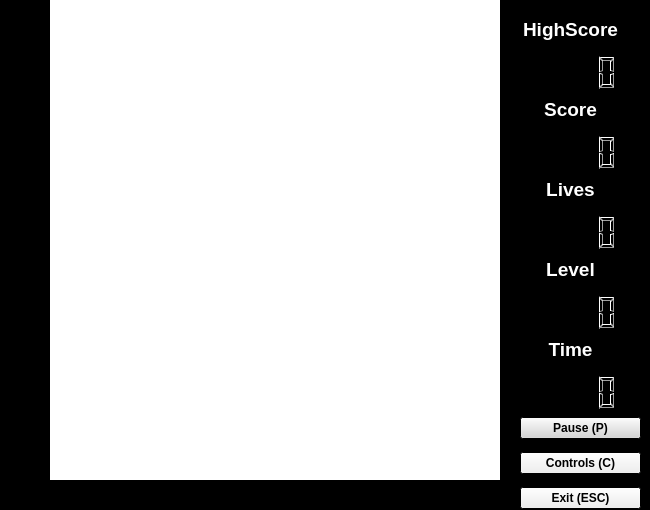
The window that pacManForked/pacMan/pacmanwindow.ui (sHamisa-Kp/AP-Project) describes before a commit, drawn with Qt 5.
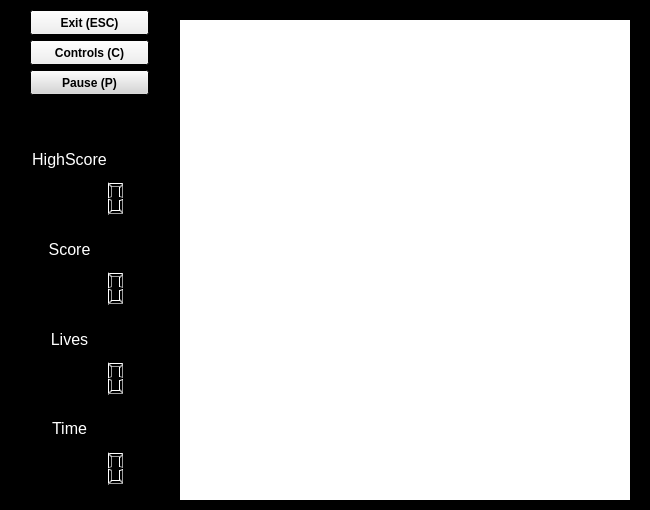
The same window after the commit. Icons and pictures are not drawn.

Patch:
```diff
--- a/pacManForked/pacMan/pacmanwindow.ui
+++ b/pacManForked/pacMan/pacmanwindow.ui
@@ -98,98 +98,11 @@
   <property name="modal">
    <bool>false</bool>
   </property>
-  <widget class="QWidget" name="layoutWidget">
-   <property name="geometry">
-    <rect>
-     <x>500</x>
-     <y>10</y>
-     <width>141</width>
-     <height>81</height>
-    </rect>
-   </property>
-   <layout class="QVBoxLayout" name="verticalLayout_6">
-    <item>
-     <widget class="QLabel" name="label_6">
-      <property name="palette">
-       <palette>
-        <active>
-         <colorrole role="WindowText">
-          <brush brushstyle="SolidPattern">
-           <color alpha="255">
-            <red>255</red>
-            <green>255</green>
-            <blue>255</blue>
-           </color>
-          </brush>
-         </colorrole>
-        </active>
-        <inactive>
-         <colorrole role="WindowText">
-          <brush brushstyle="SolidPattern">
-           <color alpha="255">
-            <red>255</red>
-            <green>255</green>
-            <blue>255</blue>
-           </color>
-          </brush>
-         </colorrole>
-        </inactive>
-        <disabled>
-         <colorrole role="WindowText">
-          <brush brushstyle="SolidPattern">
-           <color alpha="255">
-            <red>127</red>
-            <green>127</green>
-            <blue>127</blue>
-           </color>
-          </brush>
-         </colorrole>
-        </disabled>
-       </palette>
-      </property>
-      <property name="font">
-       <font>
-        <pointsize>14</pointsize>
-        <weight>75</weight>
-        <italic>false</italic>
-        <bold>true</bold>
-        <underline>false</underline>
-       </font>
-      </property>
-      <property name="text">
-       <string>HighScore</string>
-      </property>
-      <property name="textFormat">
-       <enum>Qt::AutoText</enum>
-      </property>
-      <property name="alignment">
-       <set>Qt::AlignCenter</set>
-      </property>
-     </widget>
-    </item>
-    <item>
-     <widget class="QLCDNumber" name="highScroreLcdNumber_2">
-      <property name="frameShape">
-       <enum>QFrame::NoFrame</enum>
-      </property>
-      <property name="frameShadow">
-       <enum>QFrame::Plain</enum>
-      </property>
-      <property name="digitCount">
-       <number>5</number>
-      </property>
-      <property name="segmentStyle">
-       <enum>QLCDNumber::Outline</enum>
-      </property>
-     </widget>
-    </item>
-   </layout>
-  </widget>
   <widget class="QGraphicsView" name="graphicsView">
    <property name="geometry">
     <rect>
-     <x>50</x>
-     <y>0</y>
+     <x>180</x>
+     <y>20</y>
      <width>450</width>
      <height>480</height>
     </rect>
@@ -228,94 +141,15 @@
     </brush>
    </property>
   </widget>
-  <widget class="QWidget" name="layoutWidget_3">
-   <property name="geometry">
-    <rect>
-     <x>500</x>
-     <y>170</y>
-     <width>141</width>
-     <height>81</height>
-    </rect>
-   </property>
-   <layout class="QVBoxLayout" name="verticalLayout_7">
-    <item>
-     <widget class="QLabel" name="label_7">
-      <property name="palette">
-       <palette>
-        <active>
-         <colorrole role="WindowText">
-          <brush brushstyle="SolidPattern">
-           <color alpha="255">
-            <red>255</red>
-            <green>255</green>
-            <blue>255</blue>
-           </color>
-          </brush>
-         </colorrole>
-        </active>
-        <inactive>
-         <colorrole role="WindowText">
-          <brush brushstyle="SolidPattern">
-           <color alpha="255">
-            <red>255</red>
-            <green>255</green>
-            <blue>255</blue>
-           </color>
-          </brush>
-         </colorrole>
-        </inactive>
-        <disabled>
-         <colorrole role="WindowText">
-          <brush brushstyle="SolidPattern">
-           <color alpha="255">
-            <red>127</red>
-            <green>127</green>
-            <blue>127</blue>
-           </color>
-          </brush>
-         </colorrole>
-        </disabled>
-       </palette>
-      </property>
-      <property name="font">
-       <font>
-        <pointsize>14</pointsize>
-        <weight>75</weight>
-        <bold>true</bold>
-       </font>
-      </property>
-      <property name="text">
-       <string>Lives</string>
-      </property>
-      <property name="alignment">
-       <set>Qt::AlignCenter</set>
-      </property>
-     </widget>
-    </item>
-    <item>
-     <widget class="QLCDNumber" name="livesLcdNumber_2">
-      <property name="frameShape">
-       <enum>QFrame::NoFrame</enum>
-      </property>
-      <property name="segmentStyle">
-       <enum>QLCDNumber::Outline</enum>
-      </property>
-     </widget>
-    </item>
-   </layout>
-  </widget>
-  <widget class="QWidget" name="layoutWidget_4">
-   <property name="geometry">
-    <rect>
-     <x>500</x>
-     <y>330</y>
-     <width>141</width>
-     <height>81</height>
-    </rect>
-   </property>
-   <layout class="QVBoxLayout" name="verticalLayout_8">
-    <item>
      <widget class="QLabel" name="label_8">
+   <property name="geometry">
+    <rect>
+     <x>0</x>
+     <y>410</y>
+     <width>139</width>
+     <height>37</height>
+    </rect>
+   </property>
       <property name="palette">
        <palette>
         <active>
@@ -361,17 +195,109 @@
        </font>
       </property>
       <property name="text">
-       <string>Time</string>
+    <string>&lt;html&gt;&lt;head/&gt;&lt;body&gt;&lt;p align=&quot;center&quot;&gt;&lt;span style=&quot; font-size:12pt; font-weight:400;&quot;&gt;Time&lt;/span&gt;&lt;/p&gt;&lt;/body&gt;&lt;/html&gt;</string>
       </property>
       <property name="alignment">
        <set>Qt::AlignCenter</set>
       </property>
      </widget>
-    </item>
-    <item>
-     <widget class="QLCDNumber" name="timeLcdNumber_2">
+  <widget class="QLCDNumber" name="livesLcdNumber_2">
+   <property name="geometry">
+    <rect>
+     <x>10</x>
+     <y>360</y>
+     <width>139</width>
+     <height>36</height>
+    </rect>
+   </property>
       <property name="frameShape">
        <enum>QFrame::NoFrame</enum>
+   </property>
+   <property name="segmentStyle">
+    <enum>QLCDNumber::Outline</enum>
+   </property>
+  </widget>
+  <widget class="QLabel" name="label_7">
+   <property name="geometry">
+    <rect>
+     <x>0</x>
+     <y>300</y>
+     <width>139</width>
+     <height>79</height>
+    </rect>
+   </property>
+   <property name="palette">
+    <palette>
+     <active>
+      <colorrole role="WindowText">
+       <brush brushstyle="SolidPattern">
+        <color alpha="255">
+         <red>255</red>
+         <green>255</green>
+         <blue>255</blue>
+        </color>
+       </brush>
+      </colorrole>
+     </active>
+     <inactive>
+      <colorrole role="WindowText">
+       <brush brushstyle="SolidPattern">
+        <color alpha="255">
+         <red>255</red>
+         <green>255</green>
+         <blue>255</blue>
+        </color>
+       </brush>
+      </colorrole>
+     </inactive>
+     <disabled>
+      <colorrole role="WindowText">
+       <brush brushstyle="SolidPattern">
+        <color alpha="255">
+         <red>127</red>
+         <green>127</green>
+         <blue>127</blue>
+        </color>
+       </brush>
+      </colorrole>
+     </disabled>
+    </palette>
+   </property>
+   <property name="font">
+    <font>
+     <pointsize>14</pointsize>
+     <weight>75</weight>
+     <bold>true</bold>
+    </font>
+   </property>
+   <property name="toolTip">
+    <string>&lt;!DOCTYPE HTML PUBLIC &quot;-//W3C//DTD HTML 4.0//EN&quot; &quot;http://www.w3.org/TR/REC-html40/strict.dtd&quot;&gt;
+&lt;html&gt;&lt;head&gt;&lt;meta name=&quot;qrichtext&quot; content=&quot;1&quot; /&gt;&lt;style type=&quot;text/css&quot;&gt;
+p, li { white-space: pre-wrap; }
+&lt;/style&gt;&lt;/head&gt;&lt;body style=&quot; font-family:'Ubuntu'; font-size:14pt; font-weight:600; font-style:normal;&quot;&gt;
+&lt;p style=&quot;-qt-paragraph-type:empty; margin-top:0px; margin-bottom:0px; margin-left:0px; margin-right:0px; -qt-block-indent:0; text-indent:0px;&quot;&gt;&lt;br /&gt;&lt;/p&gt;&lt;/body&gt;&lt;/html&gt;</string>
+   </property>
+   <property name="text">
+    <string>&lt;html&gt;&lt;head/&gt;&lt;body&gt;&lt;p align=&quot;center&quot;&gt;&lt;span style=&quot; font-size:12pt; font-weight:400;&quot;&gt;Lives&lt;/span&gt;&lt;/p&gt;&lt;/body&gt;&lt;/html&gt;</string>
+   </property>
+   <property name="alignment">
+    <set>Qt::AlignCenter</set>
+   </property>
+  </widget>
+  <widget class="QLCDNumber" name="scoreLcdNumber_2">
+   <property name="geometry">
+    <rect>
+     <x>10</x>
+     <y>270</y>
+     <width>139</width>
+     <height>36</height>
+    </rect>
+   </property>
+   <property name="frameShape">
+    <enum>QFrame::NoFrame</enum>
+   </property>
+   <property name="smallDecimalPoint">
+    <bool>false</bool>
       </property>
       <property name="digitCount">
        <number>5</number>
@@ -380,21 +306,15 @@
        <enum>QLCDNumber::Outline</enum>
       </property>
      </widget>
-    </item>
-   </layout>
-  </widget>
-  <widget class="QWidget" name="layoutWidget_2">
-   <property name="geometry">
-    <rect>
-     <x>500</x>
-     <y>90</y>
-     <width>141</width>
-     <height>81</height>
-    </rect>
-   </property>
-   <layout class="QVBoxLayout" name="verticalLayout_9">
-    <item>
      <widget class="QLabel" name="scoreLabel">
+   <property name="geometry">
+    <rect>
+     <x>0</x>
+     <y>210</y>
+     <width>139</width>
+     <height>79</height>
+    </rect>
+   </property>
       <property name="palette">
        <palette>
         <active>
@@ -443,20 +363,26 @@
        <number>0</number>
       </property>
       <property name="text">
-       <string>Score</string>
+    <string>&lt;html&gt;&lt;head/&gt;&lt;body&gt;&lt;p align=&quot;center&quot;&gt;&lt;span style=&quot; font-size:12pt; font-weight:400;&quot;&gt;Score&lt;/span&gt;&lt;/p&gt;&lt;/body&gt;&lt;/html&gt;</string>
       </property>
       <property name="alignment">
        <set>Qt::AlignCenter</set>
       </property>
      </widget>
-    </item>
-    <item>
-     <widget class="QLCDNumber" name="scoreLcdNumber_2">
+  <widget class="QLCDNumber" name="highScroreLcdNumber_2">
+   <property name="geometry">
+    <rect>
+     <x>10</x>
+     <y>180</y>
+     <width>139</width>
+     <height>36</height>
+    </rect>
+   </property>
       <property name="frameShape">
        <enum>QFrame::NoFrame</enum>
       </property>
-      <property name="smallDecimalPoint">
-       <bool>false</bool>
+   <property name="frameShadow">
+    <enum>QFrame::Plain</enum>
       </property>
       <property name="digitCount">
        <number>5</number>
@@ -465,101 +391,15 @@
        <enum>QLCDNumber::Outline</enum>
       </property>
      </widget>
-    </item>
-   </layout>
-  </widget>
-  <widget class="QLabel" name="label">
+  <widget class="QLabel" name="label_6">
    <property name="geometry">
     <rect>
-     <x>10</x>
-     <y>10</y>
-     <width>41</width>
-     <height>71</height>
-    </rect>
-   </property>
-   <property name="text">
-    <string/>
-   </property>
-   <property name="pixmap">
-    <pixmap resource="Images.qrc">:/images/pacright2.png</pixmap>
-   </property>
-  </widget>
-  <widget class="QLabel" name="label_2">
-   <property name="geometry">
-    <rect>
      <x>0</x>
-     <y>110</y>
-     <width>51</width>
-     <height>61</height>
+     <y>120</y>
+     <width>139</width>
+     <height>79</height>
     </rect>
    </property>
-   <property name="text">
-    <string/>
-   </property>
-   <property name="pixmap">
-    <pixmap resource="Images.qrc">:/images/ghostrightblue2.png</pixmap>
-   </property>
-  </widget>
-  <widget class="QLabel" name="label_3">
-   <property name="geometry">
-    <rect>
-     <x>0</x>
-     <y>220</y>
-     <width>59</width>
-     <height>61</height>
-    </rect>
-   </property>
-   <property name="text">
-    <string/>
-   </property>
-   <property name="pixmap">
-    <pixmap resource="Images.qrc">:/images/ghostdownred1.png</pixmap>
-   </property>
-  </widget>
-  <widget class="QLabel" name="label_4">
-   <property name="geometry">
-    <rect>
-     <x>0</x>
-     <y>330</y>
-     <width>59</width>
-     <height>61</height>
-    </rect>
-   </property>
-   <property name="text">
-    <string/>
-   </property>
-   <property name="pixmap">
-    <pixmap resource="Images.qrc">:/images/ghostuporange1.png</pixmap>
-   </property>
-  </widget>
-  <widget class="QLabel" name="label_5">
-   <property name="geometry">
-    <rect>
-     <x>0</x>
-     <y>430</y>
-     <width>59</width>
-     <height>61</height>
-    </rect>
-   </property>
-   <property name="text">
-    <string/>
-   </property>
-   <property name="pixmap">
-    <pixmap resource="Images.qrc">:/images/ghostleft2.png</pixmap>
-   </property>
-  </widget>
-  <widget class="QWidget" name="layoutWidget">
-   <property name="geometry">
-    <rect>
-     <x>500</x>
-     <y>250</y>
-     <width>141</width>
-     <height>81</height>
-    </rect>
-   </property>
-   <layout class="QVBoxLayout" name="verticalLayout">
-    <item>
-     <widget class="QLabel" name="label_10">
       <property name="palette">
        <palette>
         <active>
@@ -601,41 +441,30 @@
        <font>
         <pointsize>14</pointsize>
         <weight>75</weight>
+     <italic>false</italic>
         <bold>true</bold>
+     <underline>false</underline>
        </font>
       </property>
       <property name="text">
-       <string>Level</string>
+    <string>&lt;html&gt;&lt;head/&gt;&lt;body&gt;&lt;p align=&quot;center&quot;&gt;&lt;span style=&quot; font-size:12pt; font-weight:400;&quot;&gt;HighScore&lt;/span&gt;&lt;/p&gt;&lt;/body&gt;&lt;/html&gt;</string>
+   </property>
+   <property name="textFormat">
+    <enum>Qt::AutoText</enum>
       </property>
       <property name="alignment">
        <set>Qt::AlignCenter</set>
       </property>
      </widget>
-    </item>
-    <item>
-     <widget class="QLCDNumber" name="levelLcdNumber_2">
-      <property name="frameShape">
-       <enum>QFrame::NoFrame</enum>
-      </property>
-      <property name="segmentStyle">
-       <enum>QLCDNumber::Outline</enum>
-      </property>
-     </widget>
-    </item>
-   </layout>
-  </widget>
-  <widget class="QWidget" name="layoutWidget">
-   <property name="geometry">
-    <rect>
-     <x>520</x>
-     <y>410</y>
-     <width>121</width>
-     <height>109</height>
-    </rect>
-   </property>
-   <layout class="QVBoxLayout" name="verticalLayout_2">
-    <item>
      <widget class="QPushButton" name="pauseButton">
+   <property name="geometry">
+    <rect>
+     <x>30</x>
+     <y>70</y>
+     <width>119</width>
+     <height>25</height>
+    </rect>
+   </property>
       <property name="palette">
        <palette>
         <active>
@@ -692,12 +521,18 @@
        <bool>false</bool>
       </property>
      </widget>
-    </item>
-    <item>
      <widget class="QPushButton" name="controlsButton">
       <property name="enabled">
        <bool>true</bool>
       </property>
+   <property name="geometry">
+    <rect>
+     <x>30</x>
+     <y>40</y>
+     <width>119</width>
+     <height>25</height>
+    </rect>
+   </property>
       <property name="font">
        <font>
         <weight>75</weight>
@@ -714,9 +549,15 @@
        <bool>false</bool>
       </property>
      </widget>
-    </item>
-    <item>
      <widget class="QPushButton" name="exitButton">
+   <property name="geometry">
+    <rect>
+     <x>30</x>
+     <y>10</y>
+     <width>119</width>
+     <height>25</height>
+    </rect>
+   </property>
       <property name="sizeIncrement">
        <size>
         <width>100</width>
@@ -745,8 +586,27 @@
        <bool>false</bool>
       </property>
      </widget>
-    </item>
-   </layout>
+  <widget class="QLCDNumber" name="timeLcdNumber_2">
+   <property name="geometry">
+    <rect>
+     <x>10</x>
+     <y>450</y>
+     <width>139</width>
+     <height>36</height>
+    </rect>
+   </property>
+   <property name="frameShape">
+    <enum>QFrame::NoFrame</enum>
+   </property>
+   <property name="smallDecimalPoint">
+    <bool>false</bool>
+   </property>
+   <property name="digitCount">
+    <number>5</number>
+   </property>
+   <property name="segmentStyle">
+    <enum>QLCDNumber::Outline</enum>
+   </property>
   </widget>
  </widget>
  <resources>
```
Left out of the diff: 7 changed lines with no effect on the pictures. Lines whose indentation alone changed are shown as unchanged.
